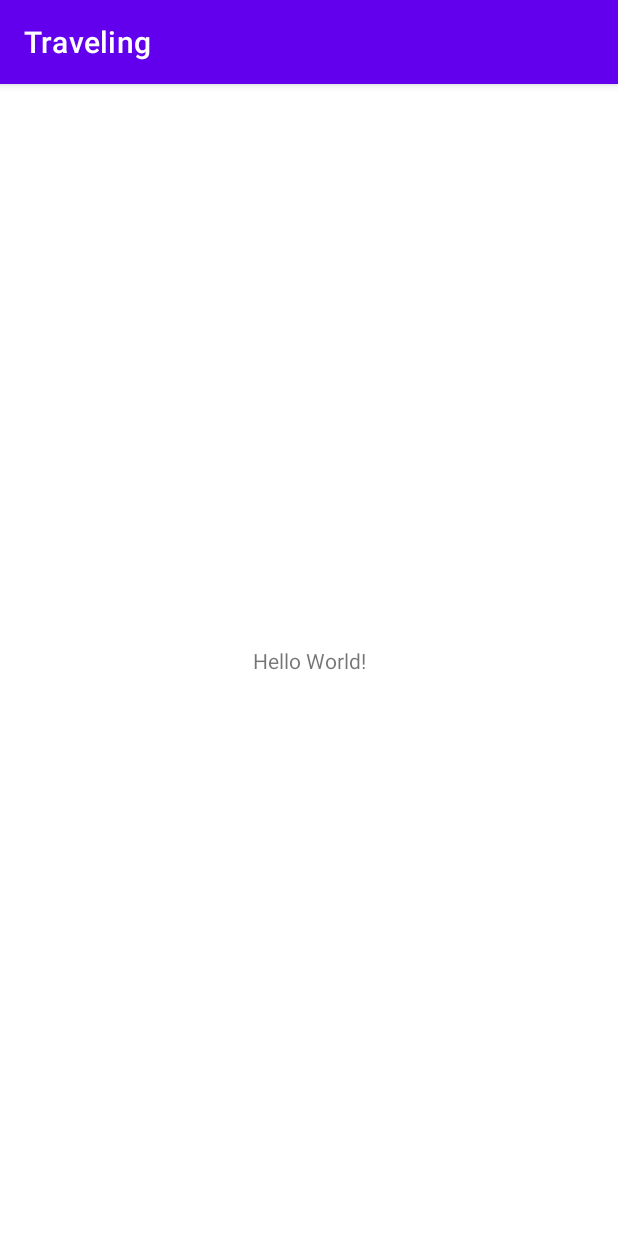
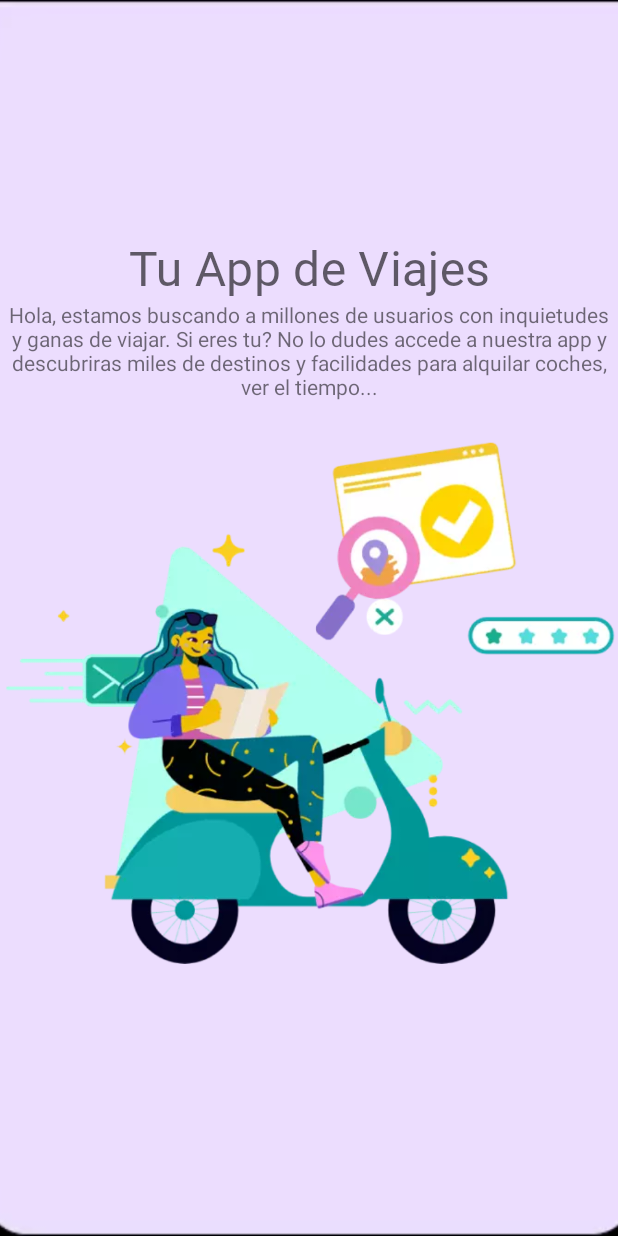
Before and after one commit to EliezerDelgado/Traveling, an Android app: the screen it shows after launch (MainActivity), on a phone screen of 412 x 824 dp. Run offline under Robolectric (Android 15) with nearby library versions, the phone set to English and light mode, and no system bars.

Commit message:
Onboard terminado

```diff
--- a/app/build.gradle
+++ b/app/build.gradle
@@ -29,7 +29,6 @@ android {
 }
 
 dependencies {
-
     implementation 'androidx.appcompat:appcompat:1.4.1'
     implementation 'com.google.android.material:material:1.5.0'
     implementation 'androidx.constraintlayout:constraintlayout:2.1.3'
--- a/app/src/main/res/layout/activity_main.xml
+++ b/app/src/main/res/layout/activity_main.xml
@@ -6,13 +6,5 @@
     android:layout_height="match_parent"
     tools:context=".MainActivity">
 
-    <TextView
-        android:layout_width="wrap_content"
-        android:layout_height="wrap_content"
-        android:text="Hello World!"
-        app:layout_constraintBottom_toBottomOf="parent"
-        app:layout_constraintEnd_toEndOf="parent"
-        app:layout_constraintStart_toStartOf="parent"
-        app:layout_constraintTop_toTopOf="parent" />
-
+   <include layout="@layout/onboarding"/>
 </androidx.constraintlayout.widget.ConstraintLayout>
--- /dev/null
+++ b/app/src/main/res/layout/onboarding.xml
@@ -0,0 +1,68 @@
+<?xml version="1.0" encoding="utf-8"?>
+<androidx.constraintlayout.motion.widget.MotionLayout xmlns:android="http://schemas.android.com/apk/res/android"
+    xmlns:app="http://schemas.android.com/apk/res-auto"
+    xmlns:tools="http://schemas.android.com/tools"
+    android:layout_width="match_parent"
+    android:layout_height="match_parent"
+    android:background="@color/black"
+    app:layoutDescription="@xml/onboarding_scene">
+
+    <androidx.appcompat.widget.AppCompatImageView
+        android:id="@+id/appCompactImageViewOnboard"
+        android:layout_width="match_parent"
+        android:layout_height="match_parent"
+        android:scaleType="centerCrop"
+        android:src="@drawable/background_onboarding"
+        app:layout_constraintEnd_toEndOf="parent"
+        app:layout_constraintStart_toStartOf="parent"
+        app:layout_constraintBottom_toBottomOf="parent"
+        app:layout_constraintTop_toTopOf="parent"  />
+
+    <LinearLayout
+        android:id="@+id/linearOnboard"
+        android:layout_width="wrap_content"
+        android:layout_height="wrap_content"
+        android:gravity="center"
+        android:orientation="vertical"
+        app:layout_constraintBottom_toBottomOf="@+id/appCompactImageViewOnboard"
+        app:layout_constraintEnd_toEndOf="@+id/appCompactImageViewOnboard"
+        app:layout_constraintStart_toStartOf="@+id/appCompactImageViewOnboard"
+        app:layout_constraintTop_toTopOf="@+id/appCompactImageViewOnboard">
+
+
+        <com.google.android.material.textview.MaterialTextView
+            android:id="@+id/titleOnboard"
+            style="?attr/travelingH4"
+            android:layout_width="wrap_content"
+            android:layout_height="wrap_content"
+            android:gravity="center"
+            android:text="@string/titleOnboard_text" />
+
+        <com.google.android.material.textview.MaterialTextView
+            android:id="@+id/bodytextOnboard"
+            android:layout_width="wrap_content"
+            android:layout_height="wrap_content"
+            android:gravity="center"
+            android:text="@string/bodytextOnboard_text" />
+
+        <ImageView
+            android:id="@+id/imageView2"
+            android:layout_width="wrap_content"
+            android:layout_height="400dp"
+            android:scaleType="fitCenter"
+            android:src="@drawable/nomads_moto" />
+    </LinearLayout>
+    <com.google.android.material.button.MaterialButton
+        android:id="@+id/buttonOnBoarding_next"
+        android:layout_width="wrap_content"
+        android:layout_height="wrap_content"
+        android:background="@android:color/transparent"
+        android:textColor="@color/white"
+        android:visibility="visible"
+        android:layout_marginBottom="40dp"
+        app:layout_constraintEnd_toEndOf="parent"
+        app:layout_constraintStart_toStartOf="parent"
+        app:layout_constraintBottom_toBottomOf="parent"
+        android:text="@string/buttonOnBoarding_next_text"/>
+
+</androidx.constraintlayout.motion.widget.MotionLayout>
--- /dev/null
+++ b/app/src/main/res/values/attr.xml
@@ -0,0 +1,4 @@
+<?xml version="1.0" encoding="utf-8"?>
+<resources>
+    <attr name="travelingH4" format="reference"/>
+</resources>
--- a/app/src/main/res/values/strings.xml
+++ b/app/src/main/res/values/strings.xml
@@ -1,3 +1,6 @@
 <resources>
     <string name="app_name">Traveling</string>
+    <string name="titleOnboard_text">Tu App de Viajes</string>
+    <string name="bodytextOnboard_text">Hola, estamos buscando a millones de usuarios con inquietudes y ganas de viajar. Si eres tu? No lo dudes accede a nuestra app y descubriras miles de destinos y facilidades para alquilar coches, ver el tiempo...</string>
+    <string name="buttonOnBoarding_next_text">next</string>
 </resources>
--- /dev/null
+++ b/app/src/main/res/values/styles.xml
@@ -0,0 +1,3 @@
+<?xml version="1.0" encoding="utf-8"?>
+<resources>
+</resources>
--- a/app/src/main/res/values/themes.xml
+++ b/app/src/main/res/values/themes.xml
@@ -1,6 +1,6 @@
 <resources xmlns:tools="http://schemas.android.com/tools">
     <!-- Base application theme. -->
-    <style name="Theme.Traveling" parent="Theme.MaterialComponents.DayNight.DarkActionBar">
+    <style name="Theme.Traveling" parent="Theme.MaterialComponents.DayNight.NoActionBar">
         <!-- Primary brand color. -->
         <item name="colorPrimary">@color/purple_500</item>
         <item name="colorPrimaryVariant">@color/purple_700</item>
@@ -12,5 +12,6 @@
         <!-- Status bar color. -->
         <item name="android:statusBarColor">?attr/colorPrimaryVariant</item>
         <!-- Customize your theme here. -->
+        <item name="travelingH4">@style/TextAppearance.Traveling.Headline4</item>
     </style>
 </resources>
--- /dev/null
+++ b/app/src/main/res/xml/onboarding_scene.xml
@@ -0,0 +1,51 @@
+<?xml version="1.0" encoding="utf-8"?>
+<MotionScene
+    xmlns:android="http://schemas.android.com/apk/res/android"
+    xmlns:motion="http://schemas.android.com/apk/res-auto">
+
+    <Transition
+        motion:constraintSetEnd="@+id/end"
+        motion:constraintSetStart="@id/start"
+        motion:duration="1000">
+       <KeyFrameSet>
+           <KeyAttribute
+               motion:motionTarget="@+id/buttonOnBoarding_next"
+               motion:framePosition="0"
+               android:alpha="0.0" />
+           <KeyAttribute
+               motion:motionTarget="@+id/buttonOnBoarding_next"
+               motion:framePosition="90"
+               android:alpha="0.0" />
+           <KeyAttribute
+               motion:motionTarget="@+id/buttonOnBoarding_next"
+               motion:framePosition="100"
+               android:alpha="1.0" />
+       </KeyFrameSet>
+        <OnSwipe
+            motion:touchAnchorId="@+id/appCompactImageViewOnboard"
+            motion:touchAnchorSide="bottom" />
+    </Transition>
+
+    <ConstraintSet android:id="@+id/start">
+        <Constraint
+            android:id="@+id/appCompactImageViewOnboard"
+            motion:layout_constraintEnd_toEndOf="parent"
+            android:layout_width="match_parent"
+            android:layout_height="match_parent"
+            motion:layout_constraintBottom_toBottomOf="parent"
+            motion:layout_constraintTop_toTopOf="parent"
+            motion:layout_constraintStart_toStartOf="parent" />
+    </ConstraintSet>
+
+    <ConstraintSet android:id="@+id/end">
+        <Constraint
+        android:id="@+id/appCompactImageViewOnboard"
+        motion:layout_constraintEnd_toEndOf="parent"
+        android:layout_width="match_parent"
+        android:layout_height="match_parent"
+        android:layout_marginBottom="100dp"
+       motion:layout_constraintBottom_toBottomOf="parent"
+       motion:layout_constraintTop_toTopOf="parent"
+       motion:layout_constraintStart_toStartOf="parent" />
+    </ConstraintSet>
+</MotionScene>
--- a/build.gradle
+++ b/build.gradle
@@ -1,5 +1,5 @@
 // Top-level build file where you can add configuration options common to all sub-projects/modules.
 plugins {
-    id 'com.android.application' version '7.4.2' apply false
-    id 'com.android.library' version '7.4.2' apply false
+    id 'com.android.application' version '8.0.0' apply false
+    id 'com.android.library' version '8.0.0' apply false
 }
--- a/gradle.properties
+++ b/gradle.properties
@@ -19,3 +19,5 @@ android.useAndroidX=true
 # resources declared in the library itself and none from the library's dependencies,
 # thereby reducing the size of the R class for that library
 android.nonTransitiveRClass=true
+android.defaults.buildfeatures.buildconfig=true
+android.nonFinalResIds=false
```
Also changed, not shown: app/src/main/res/values/typography.xml (added, +50 -0 lines), app/src/main/res/drawable/background_onboarding.webp (added), app/src/main/res/drawable/image_container1.webp (added), app/src/main/res/drawable/image_container2.webp (added), app/src/main/res/drawable/nomads_moto.webp (added), gradle/wrapper/gradle-wrapper.properties, 1 other file.
